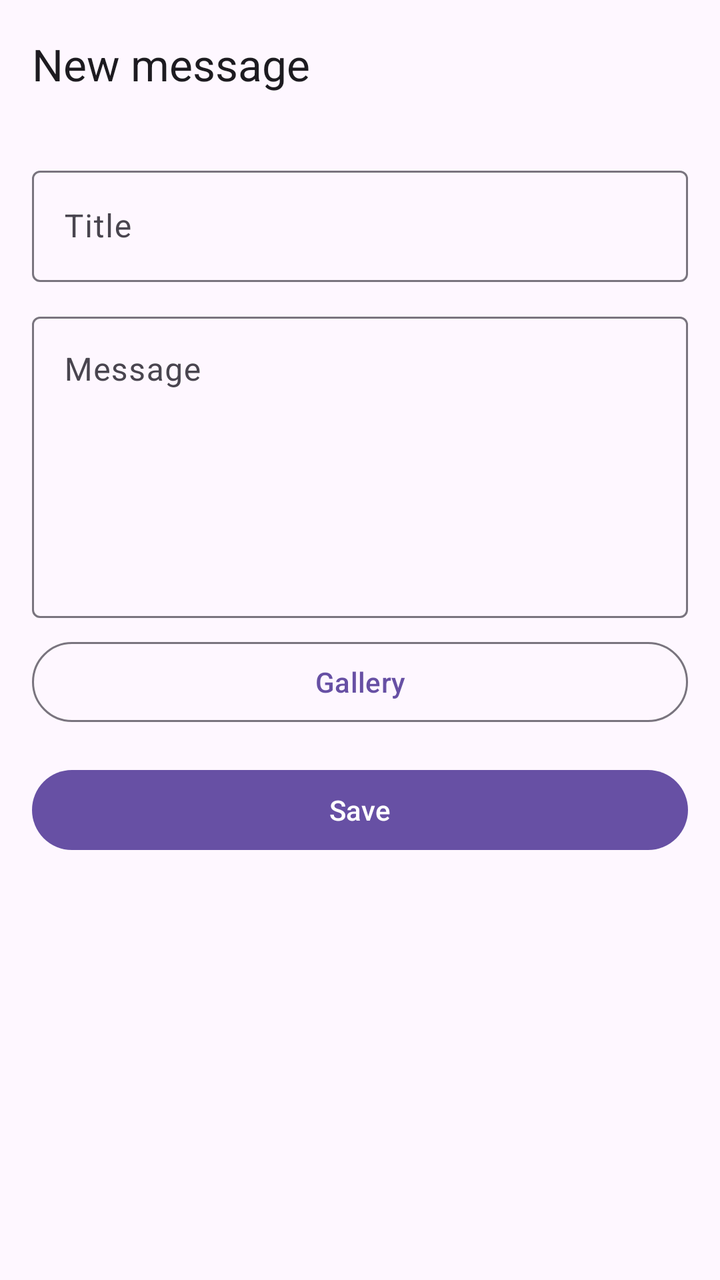
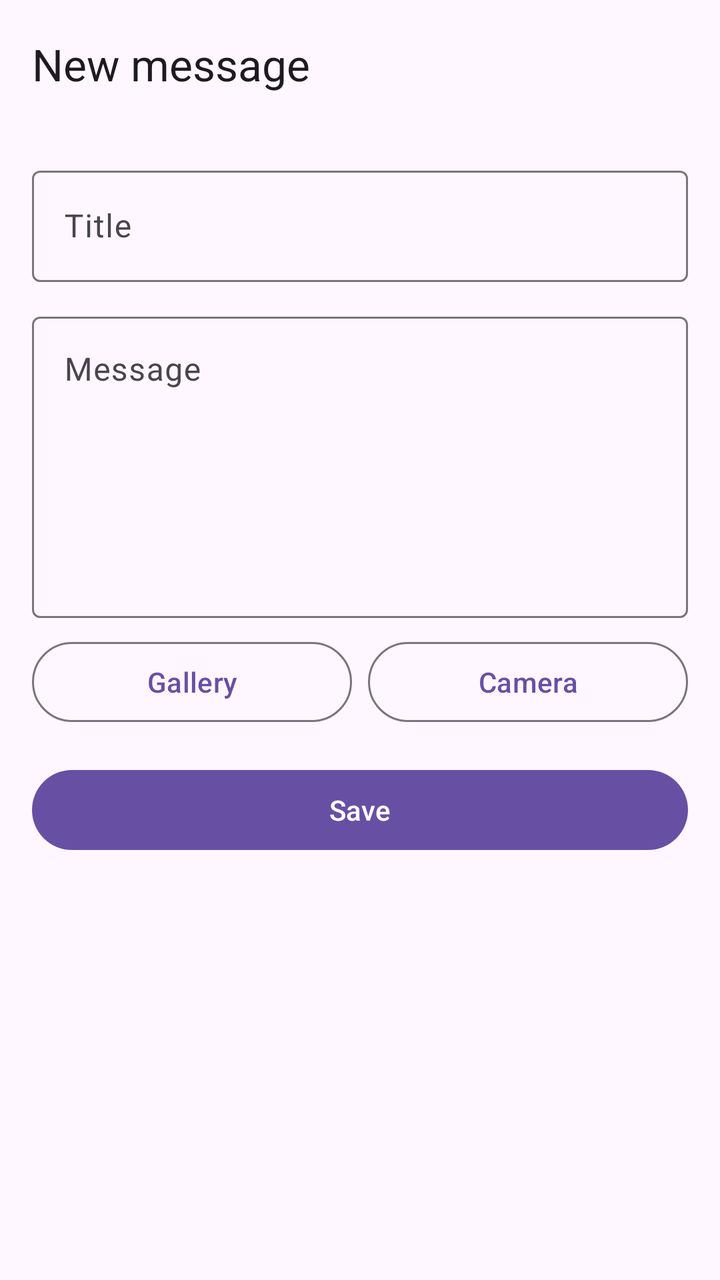

Compare the two renders of this Android layout. The source of the first and the diff that turns it into the second are given below.
<!-- AndroidManifest.xml: application theme Theme.MyBlog -->
<!-- res/layout/activity_edit_message.xml -->
<?xml version="1.0" encoding="utf-8"?>
<LinearLayout xmlns:android="http://schemas.android.com/apk/res/android"
    xmlns:app="http://schemas.android.com/apk/res-auto"
    xmlns:tools="http://schemas.android.com/tools"
    android:id="@+id/main"
    android:layout_width="match_parent"
    android:layout_height="match_parent"
    android:orientation="vertical"
    tools:context=".EditMessageActivity">

    <com.google.android.material.appbar.MaterialToolbar
        android:id="@+id/toolbar"
        android:layout_width="match_parent"
        android:layout_height="?attr/actionBarSize"
        app:title="@string/new_message" />

    <ScrollView
        android:layout_width="match_parent"
        android:layout_height="0dp"
        android:layout_weight="1">

        <LinearLayout
            android:layout_width="match_parent"
            android:layout_height="wrap_content"
            android:orientation="vertical"
            android:padding="16dp">

            <com.google.android.material.textfield.TextInputLayout
                android:id="@+id/layoutTitle"
                style="?attr/textInputOutlinedStyle"
                android:layout_width="match_parent"
                android:layout_height="wrap_content"
                android:hint="@string/title">

                <com.google.android.material.textfield.TextInputEditText
                    android:id="@+id/editTitle"
                    android:layout_width="match_parent"
                    android:layout_height="wrap_content"
                    android:inputType="textCapSentences"
                    android:maxLines="1" />
            </com.google.android.material.textfield.TextInputLayout>

            <com.google.android.material.textfield.TextInputLayout
                android:id="@+id/layoutBody"
                style="?attr/textInputOutlinedStyle"
                android:layout_width="match_parent"
                android:layout_height="wrap_content"
                android:layout_marginTop="12dp"
                android:hint="@string/message">

                <com.google.android.material.textfield.TextInputEditText
                    android:id="@+id/editBody"
                    android:layout_width="match_parent"
                    android:layout_height="wrap_content"
                    android:gravity="top"
                    android:inputType="textMultiLine|textCapSentences"
                    android:minLines="6" />
            </com.google.android.material.textfield.TextInputLayout>

            
            <ImageView
                android:id="@+id/imagePreview"
                android:layout_width="match_parent"
                android:layout_height="220dp"
                android:layout_marginTop="12dp"
                android:adjustViewBounds="true"
                android:contentDescription="@string/attached_image"
                android:scaleType="centerCrop"
                android:visibility="gone" />

            <LinearLayout
                android:layout_width="match_parent"
                android:layout_height="wrap_content"
                android:layout_marginTop="8dp"
                android:orientation="horizontal">

                <com.google.android.material.button.MaterialButton
                    android:id="@+id/buttonGallery"
                    style="?attr/materialButtonOutlinedStyle"
                    android:layout_width="0dp"
                    android:layout_height="wrap_content"
                    android:layout_weight="1"
                    android:text="@string/gallery" />

                <com.google.android.material.button.MaterialButton
                    android:id="@+id/buttonRemoveImage"
                    style="?attr/materialButtonOutlinedStyle"
                    android:layout_width="0dp"
                    android:layout_height="wrap_content"
                    android:layout_marginStart="8dp"
                    android:layout_weight="1"
                    android:text="@string/remove_image"
                    android:visibility="gone" />
            </LinearLayout>

            <com.google.android.material.button.MaterialButton
                android:id="@+id/buttonSave"
                android:layout_width="match_parent"
                android:layout_height="wrap_content"
                android:layout_marginTop="16dp"
                android:text="@string/save" />
        </LinearLayout>
    </ScrollView>
</LinearLayout>
<!-- resources referenced by this layout -->
<resources>
  <string name="attached_image">Attached image</string>
  <string name="gallery">Gallery</string>
  <string name="message">Message</string>
  <string name="new_message">New message</string>
  <string name="remove_image">Remove image</string>
  <string name="save">Save</string>
  <string name="title">Title</string>
  <style name="Theme.MyBlog" parent="Base.Theme.MyBlog" />
  <style name="Base.Theme.MyBlog" parent="Theme.Material3.DayNight.NoActionBar">
          
          
          
          <item name="windowActionModeOverlay">true</item>
      </style>
</resources>

<!-- the commit's change to res/layout/activity_edit_message.xml (unified diff, before → after) -->
@@ -83,15 +83,22 @@
                     android:text="@string/gallery" />
 
                 <com.google.android.material.button.MaterialButton
-                    android:id="@+id/buttonRemoveImage"
+                    android:id="@+id/buttonCamera"
                     style="?attr/materialButtonOutlinedStyle"
                     android:layout_width="0dp"
                     android:layout_height="wrap_content"
                     android:layout_marginStart="8dp"
                     android:layout_weight="1"
-                    android:text="@string/remove_image"
-                    android:visibility="gone" />
+                    android:text="@string/camera" />
             </LinearLayout>
+
+            <com.google.android.material.button.MaterialButton
+                android:id="@+id/buttonRemoveImage"
+                style="?attr/materialButtonOutlinedStyle"
+                android:layout_width="match_parent"
+                android:layout_height="wrap_content"
+                android:text="@string/remove_image"
+                android:visibility="gone" />
 
             <com.google.android.material.button.MaterialButton
                 android:id="@+id/buttonSave"
<!-- resource entries referenced after the edit -->
@@ -1,6 +1,7 @@
 <!-- resources referenced by this layout -->
 <resources>
   <string name="attached_image">Attached image</string>
+  <string name="camera">Camera</string>
   <string name="gallery">Gallery</string>
   <string name="message">Message</string>
   <string name="new_message">New message</string>
